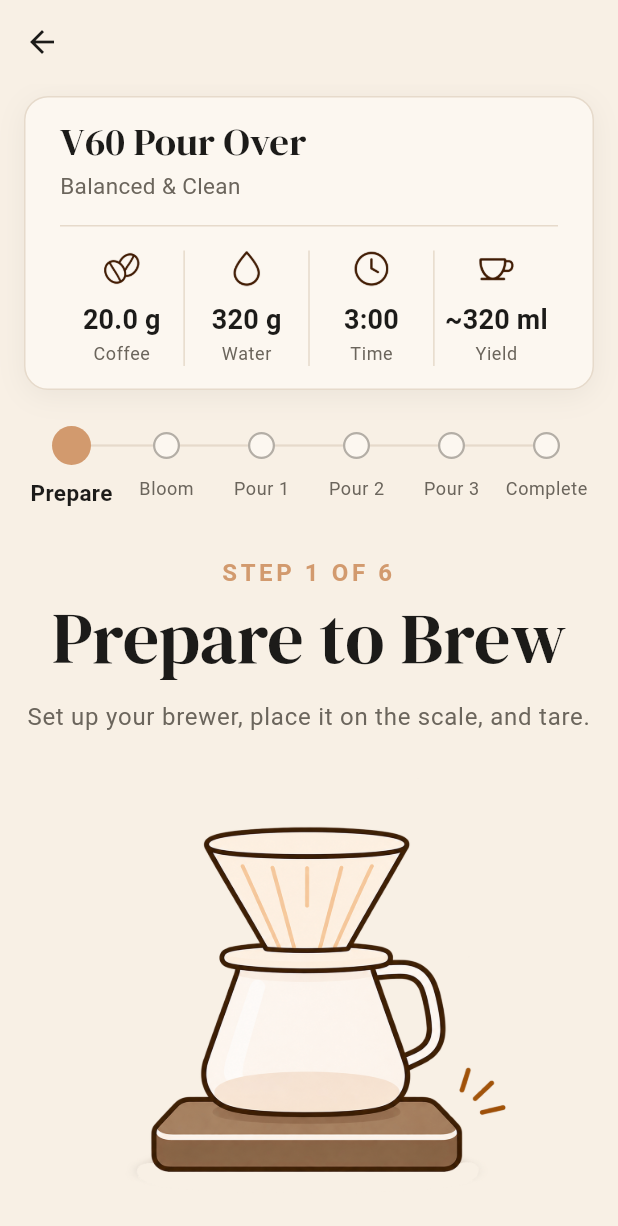
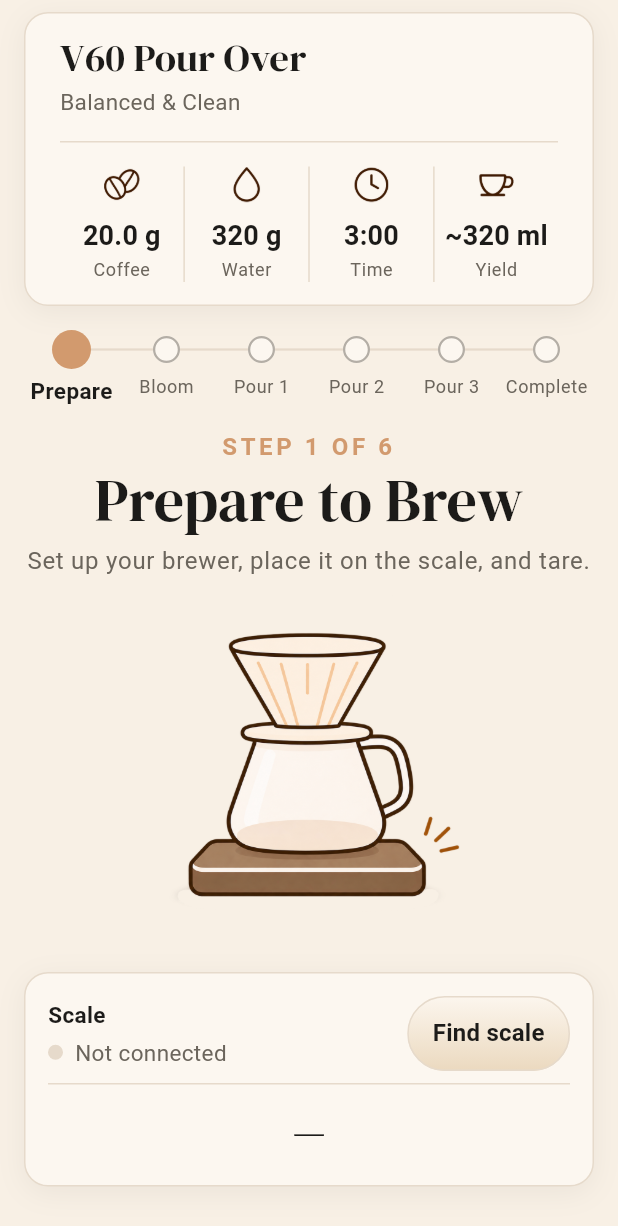
Before and after one commit to Toglefritz/cupward, a Flutter app: the screen it shows after launch, after a tap on "Start a Brew", on a phone screen of 412 x 824 dp. Shown: the top 1226 px of the screen. Run offline on Flutter 3.47's test engine with Material 3 defaults, Android fonts, the phone set to English and light mode, and no system bars; our stand-ins replace firebase_core, material_ui, plugin_platform_interface; missing offline and left inert: dart:js_interop, firebase_app_check, firebase_core_web, flutter_splendid_ble; accounts and stored records are empty; generated files the repository leaves out were written again; statements that could not run were skipped.

Commit message:
Adjusted brew view design

```diff
--- a/cupward_app/lib/screens/brew/brew_view.dart
+++ b/cupward_app/lib/screens/brew/brew_view.dart
@@ -11,8 +11,7 @@ import 'components/scale_panel.dart';
 
 /// Layout for the brewing screen. Contains no logic.
 ///
-/// The recipe summary card sits at the top of a content column of limited width, below an app bar with a back button,
-/// and the phase indicator, the current step's heading, its illustration, and the scale panel follow it. The scale
+/// The recipe summary card sits at the top of a content column of limited width, and the phase indicator, the current step's heading, its illustration, and the scale panel follow it. The scale
 /// panel is left out on platforms that cannot use a scale, such as the web.
 class BrewView extends StatelessWidget {
   /// Creates the view for [state].
@@ -27,33 +26,31 @@ class BrewView extends StatelessWidget {
   @override
   Widget build(BuildContext context) {
     return Scaffold(
-      appBar: AppBar(),
       body: SafeArea(
-        top: false,
         child: Center(
           child: ConstrainedBox(
             constraints: const BoxConstraints(maxWidth: _maxContentWidth),
             child: ListView(
-              padding: const EdgeInsets.fromLTRB(Insets.small, Insets.xSmall, Insets.small, Insets.large),
+              padding: const EdgeInsets.fromLTRB(Insets.small, Insets.xSmall, Insets.small, Insets.small),
               children: <Widget>[
                 RecipeSummaryCard(recipe: state.recipe),
                 Padding(
-                  padding: const EdgeInsets.only(top: Insets.medium),
+                  padding: const EdgeInsets.only(top: Insets.small),
                   child: BrewPhaseIndicator(phases: state.recipe.phases, currentIndex: state.currentPhaseIndex),
                 ),
                 Padding(
-                  padding: const EdgeInsets.only(top: Insets.large),
+                  padding: const EdgeInsets.only(top: Insets.small),
                   child: BrewStepHeading(phases: state.recipe.phases, currentIndex: state.currentPhaseIndex),
                 ),
                 Padding(
-                  padding: const EdgeInsets.only(top: Insets.medium),
+                  padding: const EdgeInsets.only(top: Insets.xSmall),
                   child: BrewStepIllustration(
                     image: BrewPhaseLabels.imageFor(state.recipe.phases, state.currentPhaseIndex),
                   ),
                 ),
                 if (state.isScaleSupported)
                   Padding(
-                    padding: const EdgeInsets.only(top: Insets.medium),
+                    padding: const EdgeInsets.only(top: Insets.small),
                     child: ScalePanel(
                       status: state.scale.status,
                       reading: state.scale.reading,
--- a/cupward_app/lib/screens/brew/components/brew_phase_step.dart
+++ b/cupward_app/lib/screens/brew/components/brew_phase_step.dart
@@ -66,7 +66,7 @@ class BrewPhaseStep extends StatelessWidget {
           ),
         ),
         Padding(
-          padding: const EdgeInsets.only(top: Insets.xSmall, left: Insets.micro, right: Insets.micro),
+          padding: const EdgeInsets.only(top: Insets.xxSmall, left: Insets.micro, right: Insets.micro),
           child: FittedBox(
             fit: BoxFit.scaleDown,
             child: Text(
--- a/cupward_app/lib/screens/brew/components/brew_step_heading.dart
+++ b/cupward_app/lib/screens/brew/components/brew_step_heading.dart
@@ -10,7 +10,7 @@ import 'brew_phase_labels.dart';
 /// reminder of what to do.
 ///
 /// The three lines are centered. The count uses the spaced label style in the copper accent, the title uses the
-/// theme's screen-title style, and the instructions use running text in the secondary ink color. The title is marked
+/// theme's screen-title face at a size that leaves room for the rest of the step on a phone screen, and the instructions use running text in the secondary ink color. The title is marked
 /// as a heading for screen readers. The count repeats what the phase indicator already announces, so it is left out of
 /// the announcement.
 class BrewStepHeading extends StatelessWidget {
@@ -25,6 +25,10 @@ class BrewStepHeading extends StatelessWidget {
 
   /// The widest the instructions grow, so that they wrap into short lines on wide screens instead of one long one.
   static const double _maxInstructionsWidth = 440;
+
+  /// The size of the title. It is smaller than the theme's screen-title size, because the brewing screen fits the
+  /// recipe, the step, and the scale readings on one phone screen.
+  static const double _titleFontSize = 40;
 
   @override
   Widget build(BuildContext context) {
@@ -45,18 +49,18 @@ class BrewStepHeading extends StatelessWidget {
           ),
         ),
         Padding(
-          padding: const EdgeInsets.only(top: Insets.xSmall),
+          padding: const EdgeInsets.only(top: Insets.xxSmall),
           child: Semantics(
             header: true,
             child: Text(
               BrewPhaseLabels.titleFor(phases, currentIndex, strings),
               textAlign: TextAlign.center,
-              style: theme.textTheme.headlineLarge,
+              style: theme.textTheme.headlineLarge?.copyWith(fontSize: _titleFontSize),
             ),
           ),
         ),
         Padding(
-          padding: const EdgeInsets.only(top: Insets.small),
+          padding: const EdgeInsets.only(top: Insets.xSmall),
           child: ConstrainedBox(
             constraints: const BoxConstraints(maxWidth: _maxInstructionsWidth),
             child: Text(
--- a/cupward_app/lib/screens/brew/components/brew_step_illustration.dart
+++ b/cupward_app/lib/screens/brew/components/brew_step_illustration.dart
@@ -13,8 +13,9 @@ class BrewStepIllustration extends StatelessWidget {
   /// The image for the current step.
   final BrewStepImage image;
 
-  /// The widest the illustration grows, so that it does not dominate the page on wide screens.
-  static const double _maxWidth = 360;
+  /// The tallest the illustration grows. Its height, rather than its width, is limited, so that the recipe, the step,
+  /// and the scale readings fit on one phone screen.
+  static const double _maxHeight = 240;
 
   /// How long the fade between two steps' images takes.
   static const Duration _fadeDuration = Duration(milliseconds: 250);
@@ -23,7 +24,7 @@ class BrewStepIllustration extends StatelessWidget {
   Widget build(BuildContext context) {
     return Center(
       child: ConstrainedBox(
-        constraints: const BoxConstraints(maxWidth: _maxWidth),
+        constraints: const BoxConstraints(maxHeight: _maxHeight),
         child: AspectRatio(
           aspectRatio: BrewStepImage.aspectRatio,
           child: AnimatedSwitcher(
```
Also changed, not shown: cupward_app/assets/brew_steps/pour3.png.
